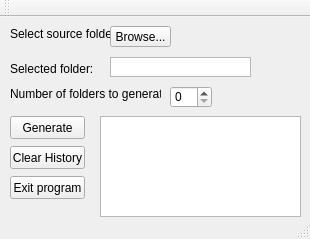
This is mainwindow.ui in xen20/Randomizer as Qt 5 draws it before an edit. The edited form follows.
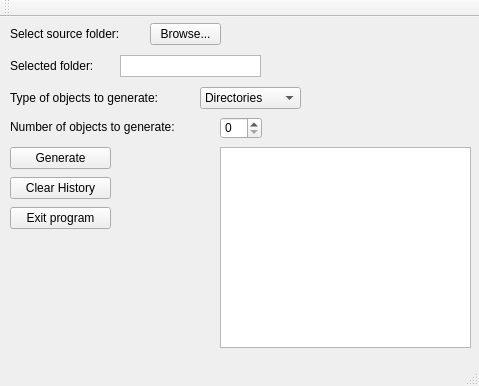
This is the edited form.

Commit message: -Added more functionality - select music or video files along with directories. -Result file location made generic -UI improved: Consistent spacing of buttons, larger result box

Patch:
```diff
--- a/mainwindow.ui
+++ b/mainwindow.ui
@@ -6,8 +6,8 @@
    <rect>
     <x>0</x>
     <y>0</y>
-    <width>310</width>
-    <height>239</height>
+    <width>479</width>
+    <height>386</height>
    </rect>
   </property>
   <property name="windowTitle">
@@ -18,9 +18,9 @@
     <property name="geometry">
      <rect>
       <x>10</x>
-      <y>99</y>
-      <width>75</width>
-      <height>23</height>
+      <y>130</y>
+      <width>101</width>
+      <height>22</height>
      </rect>
     </property>
     <property name="text">
@@ -31,9 +31,9 @@
     <property name="geometry">
      <rect>
       <x>10</x>
-      <y>159</y>
-      <width>75</width>
-      <height>23</height>
+      <y>190</y>
+      <width>101</width>
+      <height>22</height>
      </rect>
     </property>
     <property name="text">
@@ -44,13 +44,13 @@
     <property name="geometry">
      <rect>
       <x>10</x>
-      <y>69</y>
-      <width>151</width>
-      <height>16</height>
+      <y>99</y>
+      <width>211</width>
+      <height>21</height>
      </rect>
     </property>
     <property name="text">
-     <string>Number of folders to generate:</string>
+     <string>Number of objects to generate:</string>
     </property>
    </widget>
    <widget class="QLabel" name="label_2">
@@ -58,7 +58,7 @@
      <rect>
       <x>10</x>
       <y>9</y>
-      <width>101</width>
+      <width>141</width>
       <height>16</height>
      </rect>
     </property>
@@ -69,8 +69,8 @@
    <widget class="QSpinBox" name="spinBox">
     <property name="geometry">
      <rect>
-      <x>170</x>
-      <y>69</y>
+      <x>220</x>
+      <y>100</y>
       <width>42</width>
       <height>22</height>
      </rect>
@@ -79,10 +79,10 @@
    <widget class="QTextBrowser" name="selectedObjects">
     <property name="geometry">
      <rect>
-      <x>100</x>
-      <y>99</y>
-      <width>201</width>
-      <height>101</height>
+      <x>220</x>
+      <y>130</y>
+      <width>251</width>
+      <height>201</height>
      </rect>
     </property>
     <property name="frameShape">
@@ -92,10 +92,10 @@
    <widget class="QPushButton" name="browsefolderButton">
     <property name="geometry">
      <rect>
-      <x>110</x>
-      <y>9</y>
-      <width>61</width>
-      <height>21</height>
+      <x>150</x>
+      <y>6</y>
+      <width>71</width>
+      <height>22</height>
      </rect>
     </property>
     <property name="text">
@@ -106,9 +106,9 @@
     <property name="geometry">
      <rect>
       <x>10</x>
-      <y>129</y>
-      <width>75</width>
-      <height>23</height>
+      <y>160</y>
+      <width>101</width>
+      <height>22</height>
      </rect>
     </property>
     <property name="text">
@@ -120,8 +120,8 @@
      <rect>
       <x>10</x>
       <y>41</y>
-      <width>101</width>
-      <height>21</height>
+      <width>111</width>
+      <height>15</height>
      </rect>
     </property>
     <property name="text">
@@ -134,10 +134,10 @@
     </property>
     <property name="geometry">
      <rect>
-      <x>110</x>
-      <y>40</y>
+      <x>120</x>
+      <y>38</y>
       <width>141</width>
-      <height>20</height>
+      <height>22</height>
      </rect>
     </property>
     <property name="frameShape">
@@ -153,6 +153,44 @@
      <enum>QAbstractScrollArea::AdjustIgnored</enum>
     </property>
    </widget>
+   <widget class="QLabel" name="label_4">
+    <property name="geometry">
+     <rect>
+      <x>10</x>
+      <y>70</y>
+      <width>211</width>
+      <height>21</height>
+     </rect>
+    </property>
+    <property name="text">
+     <string>Type of objects to generate:</string>
+    </property>
+   </widget>
+   <widget class="QComboBox" name="objectTypeComboBox">
+    <property name="geometry">
+     <rect>
+      <x>200</x>
+      <y>70</y>
+      <width>101</width>
+      <height>22</height>
+     </rect>
+    </property>
+    <item>
+     <property name="text">
+      <string>Directories</string>
+     </property>
+    </item>
+    <item>
+     <property name="text">
+      <string>Videos</string>
+     </property>
+    </item>
+    <item>
+     <property name="text">
+      <string>Music</string>
+     </property>
+    </item>
+   </widget>
   </widget>
   <widget class="QToolBar" name="mainToolBar">
    <attribute name="toolBarArea">
```
Left out of the diff: 4 changed lines with no effect on the pictures. The commit also changes 12 other files.
